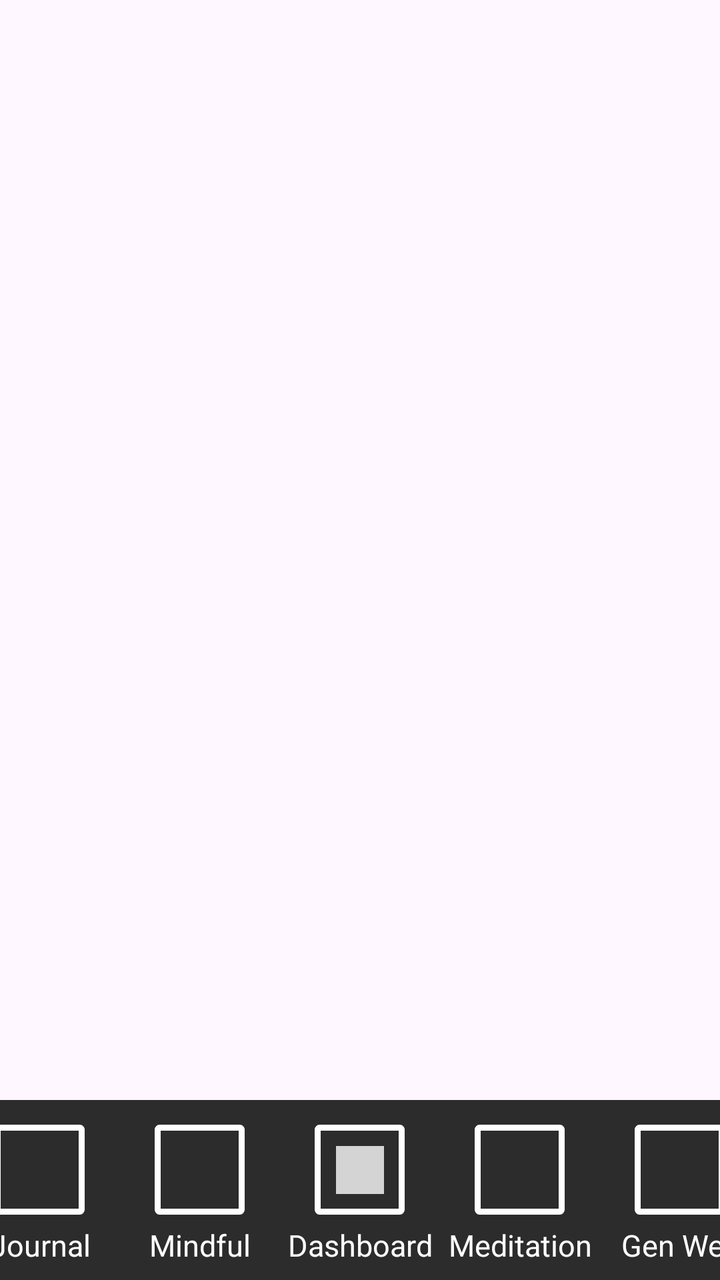
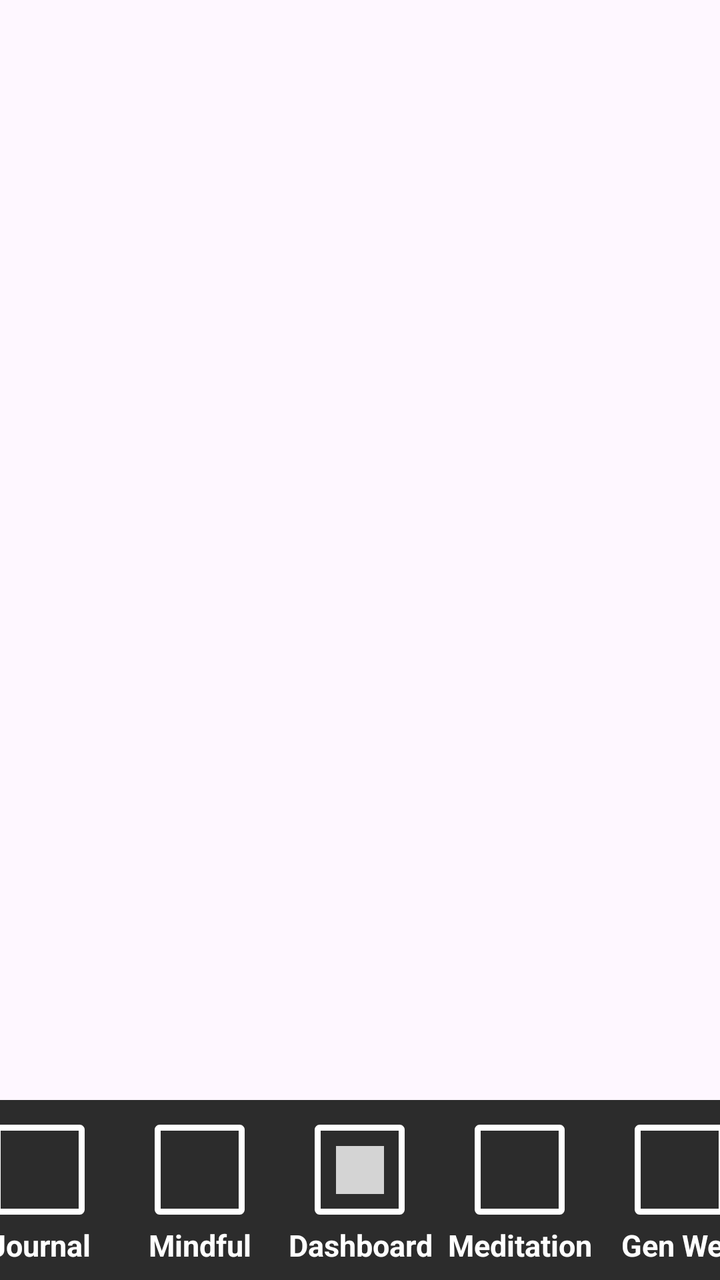

Before-and-after screenshots of an Android layout around one commit, followed by the original layout XML and the change that was made.
<!-- AndroidManifest.xml: application theme Theme.Riova -->
<!-- res/layout/footer.xml -->
<?xml version="1.0" encoding="utf-8"?>
<androidx.constraintlayout.widget.ConstraintLayout xmlns:android="http://schemas.android.com/apk/res/android"
    xmlns:app="http://schemas.android.com/apk/res-auto"
    android:layout_width="match_parent"
    android:layout_height="match_parent">

    
    <LinearLayout
        android:layout_margin="0dp"
        android:layout_width="match_parent"
        android:layout_height="90dp"
        android:orientation="horizontal"
        android:gravity="center"
        app:layout_constraintBottom_toBottomOf="parent"
        app:layout_constraintEnd_toEndOf="parent"
        app:layout_constraintStart_toStartOf="parent"
        android:background="@color/footer_back"
        android:id="@+id/header_layout">

        
        <LinearLayout
            style="@style/nav_button_linear_layout">
            <ImageButton
                android:contentDescription="@string/journal"
                android:id="@+id/button_journal"
                android:src="@drawable/ic_action_inactive_button"
                app:backgroundTint="@null"
                style="@style/nav_button"/>
            <TextView
                style="@style/nav_button_text"
                android:text="Journal"/>
        </LinearLayout>
        

        
        <LinearLayout
            style="@style/nav_button_linear_layout">

            <ImageButton
                android:contentDescription="Mindfulness"
                android:id="@+id/button_mindfullness"
                android:src="@drawable/ic_action_inactive_button"
                app:backgroundTint="@null"
                style="@style/nav_button"/>
            <TextView
                style="@style/nav_button_text"
                android:text="Mindful"/>
        </LinearLayout>
        

        
        <LinearLayout
            style="@style/nav_button_linear_layout">
            <ImageButton
                android:contentDescription="@string/dashboard"
                android:id="@+id/button_dashboard"
                android:src="@drawable/ic_action_name"
                app:backgroundTint="@null"
                style="@style/nav_button"/>
            <TextView
                style="@style/nav_button_text"
                android:text="Dashboard"/>
        </LinearLayout>
        

        
        <LinearLayout
            style="@style/nav_button_linear_layout">
            <ImageButton
                android:contentDescription="@string/meditation"
                android:id="@+id/button_meditation"
                android:src="@drawable/ic_action_inactive_button"
                app:backgroundTint="@null"
                style="@style/nav_button"/>
            <TextView
                style="@style/nav_button_text"
                android:text="Meditation"/>
        </LinearLayout>
        

        
        <LinearLayout
            style="@style/nav_button_linear_layout">
            <ImageButton
                android:contentDescription="@string/general_wellness"
                android:id="@+id/button_generalWellness"
                android:src="@drawable/ic_action_inactive_button"
                app:backgroundTint="@null"
                style="@style/nav_button"/>
            <TextView
                style="@style/nav_button_text"
                android:text="Gen Well"/>
        </LinearLayout>
        

    </LinearLayout>

</androidx.constraintlayout.widget.ConstraintLayout>
<!-- resources referenced by this layout -->
<resources>
  <color name="footer_back">#2C2C2C</color>
  <!-- drawable ic_action_inactive_button: png bitmap (drawable-hdpi, 85 bytes) -->
  <!-- drawable ic_action_name: png bitmap (drawable-hdpi, 122 bytes) -->
  <string name="dashboard">Dashboard</string>
  <string name="general_wellness">General Wellness</string>
  <string name="journal">Journal</string>
  <string name="meditation">Meditation</string>
  <style name="nav_button" parent="Widget.Design.FloatingActionButton">
          <item name="android:layout_width">45dp</item>
          <item name="android:layout_height">45dp</item>
          <item name="android:layout_margin">5dp</item>
          <item name="android:background">@drawable/nav_button</item>
      </style>
  <style name="nav_button_linear_layout">
          <item name="android:layout_width">80dp</item>
          <item name="android:layout_height">80dp</item>
          <item name="android:orientation">vertical</item>
          <item name="android:gravity">center</item>
      </style>
  <style name="nav_button_text" parent="Widget.AppCompat.TextView">
          <item name="android:layout_width">match_parent</item>
          <item name="android:layout_height">wrap_content</item>
          <item name="android:textSize">15sp</item>
          <item name="android:textColor">@color/white</item>
          <item name="android:textAlignment">center</item>
      </style>
  <style name="Theme.Riova" parent="Base.Theme.Riova" />
  <!-- drawable nav_button (drawable) -->
  <?xml version="1.0" encoding="utf-8"?>
  <shape xmlns:android="http://schemas.android.com/apk/res/android">
  
      <stroke
          android:width="3dp"
          android:color="#FFFFFF"
          />
      <corners
          android:radius="1dp"
          />
  </shape>
  <color name="white">#FFFFFFFF</color>
  <style name="Base.Theme.Riova" parent="Theme.Material3.DayNight.NoActionBar">
          
          
      </style>
</resources>

<!-- the commit's change to res/layout/footer.xml (unified diff, before → after) -->
@@ -21,6 +21,8 @@
         <LinearLayout
             style="@style/nav_button_linear_layout">
             <ImageButton
+                android:clickable="true"
+                android:focusable="true"
                 android:contentDescription="@string/journal"
                 android:id="@+id/button_journal"
                 android:src="@drawable/ic_action_inactive_button"
@@ -37,6 +39,8 @@
             style="@style/nav_button_linear_layout">
 
             <ImageButton
+                android:clickable="true"
+                android:focusable="true"
                 android:contentDescription="Mindfulness"
                 android:id="@+id/button_mindfullness"
                 android:src="@drawable/ic_action_inactive_button"
@@ -52,6 +56,8 @@
         <LinearLayout
             style="@style/nav_button_linear_layout">
             <ImageButton
+                android:clickable="true"
+                android:focusable="true"
                 android:contentDescription="@string/dashboard"
                 android:id="@+id/button_dashboard"
                 android:src="@drawable/ic_action_name"
@@ -67,6 +73,8 @@
         <LinearLayout
             style="@style/nav_button_linear_layout">
             <ImageButton
+                android:clickable="true"
+                android:focusable="true"
                 android:contentDescription="@string/meditation"
                 android:id="@+id/button_meditation"
                 android:src="@drawable/ic_action_inactive_button"
@@ -82,8 +90,9 @@
         <LinearLayout
             style="@style/nav_button_linear_layout">
             <ImageButton
+                android:clickable="true"
+                android:focusable="true"
                 android:contentDescription="@string/general_wellness"
-                android:id="@+id/button_generalWellness"
                 android:src="@drawable/ic_action_inactive_button"
                 app:backgroundTint="@null"
                 style="@style/nav_button"/>
<!-- resource entries referenced after the edit -->
@@ -23,6 +23,7 @@
           <item name="android:layout_width">match_parent</item>
           <item name="android:layout_height">wrap_content</item>
           <item name="android:textSize">15sp</item>
+          <item name="android:textStyle">bold</item>
           <item name="android:textColor">@color/white</item>
           <item name="android:textAlignment">center</item>
       </style>
